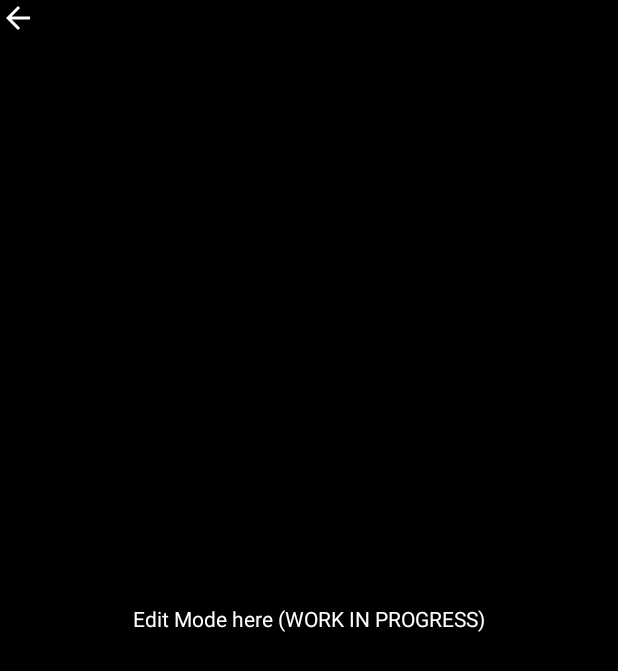
After one commit to wlam98/AndroidApp, an Android app: the layout edit_mode.xml on its own in the app's theme, with its tools: preview values and no code run, on a phone screen of 412 x 824 dp. The commit adds this screen. Shown: the top 671 px of the screen. Run offline under Robolectric (Android 15) with nearby library versions, the phone set to English and light mode, and no system bars.

Commit message:
Adding capture button, edit mode page and their respective handlers

```diff
--- /dev/null
+++ b/NotSnap/app/src/main/res/layout/edit_mode.xml
@@ -0,0 +1,29 @@
+<?xml version="1.0" encoding="utf-8"?>
+<androidx.constraintlayout.widget.ConstraintLayout
+    xmlns:android="http://schemas.android.com/apk/res/android"
+    xmlns:app="http://schemas.android.com/apk/res-auto"
+    xmlns:tools="http://schemas.android.com/tools"
+    android:layout_width="match_parent"
+    android:layout_height="match_parent"
+    android:background="@color/black">
+
+    <TextView
+        android:id="@+id/textView2"
+        android:layout_width="wrap_content"
+        android:layout_height="wrap_content"
+        android:text="Edit Mode here (WORK IN PROGRESS)"
+        android:textColor="@color/white"
+        app:layout_constraintBottom_toBottomOf="parent"
+        app:layout_constraintEnd_toEndOf="parent"
+        app:layout_constraintStart_toStartOf="parent"
+        app:layout_constraintTop_toTopOf="parent" />
+
+    <ImageView
+        android:id="@+id/discardButton"
+        android:layout_width="wrap_content"
+        android:layout_height="wrap_content"
+        app:srcCompat="@drawable/abc_vector_test"
+        tools:layout_editor_absoluteX="18dp"
+        tools:layout_editor_absoluteY="15dp"
+        android:onClick="discardButtonHandler"/>
+</androidx.constraintlayout.widget.ConstraintLayout>
--- /dev/null
+++ b/NotSnap/app/src/main/res/mipmap-anydpi-v26/camera_icon.xml
@@ -0,0 +1,5 @@
+<?xml version="1.0" encoding="utf-8"?>
+<adaptive-icon xmlns:android="http://schemas.android.com/apk/res/android">
+    <background android:drawable="@color/camera_icon_background"/>
+    <foreground android:drawable="@mipmap/camera_icon_foreground"/>
+</adaptive-icon>
--- /dev/null
+++ b/NotSnap/app/src/main/res/mipmap-anydpi-v26/camera_icon_round.xml
@@ -0,0 +1,5 @@
+<?xml version="1.0" encoding="utf-8"?>
+<adaptive-icon xmlns:android="http://schemas.android.com/apk/res/android">
+    <background android:drawable="@color/camera_icon_background"/>
+    <foreground android:drawable="@mipmap/camera_icon_foreground"/>
+</adaptive-icon>
--- /dev/null
+++ b/NotSnap/app/src/main/res/values/camera_icon_background.xml
@@ -0,0 +1,4 @@
+<?xml version="1.0" encoding="utf-8"?>
+<resources>
+    <color name="camera_icon_background">#000000</color>
+</resources>
--- a/NotSnap/app/src/main/res/values/colors.xml
+++ b/NotSnap/app/src/main/res/values/colors.xml
@@ -4,4 +4,6 @@
     <color name="colorPrimaryDark">#3700B3</color>
     <color name="colorAccent">#03DAC5</color>
     <color name="yellow">#FFFC00</color>
+    <color name="black">#000000</color>
+    <color name="white">#FFFFFF</color>
 </resources>
```
Also changed, not shown: NotSnap/app/src/main/java/com/example/notsnap/MainActivity.java (+11 -0 lines), NotSnap/app/src/main/res/layout/activity_main.xml (+15 -0 lines), NotSnap/app/src/main/res/drawable/circle_picture.png (added), NotSnap/app/src/main/res/mipmap-hdpi/camera_icon_foreground.png (added), NotSnap/app/src/main/res/mipmap-hdpi/camera_icon_round.png (added), NotSnap/app/src/main/res/mipmap-mdpi/camera_icon_foreground.png (added), NotSnap/app/src/main/res/mipmap-mdpi/camera_icon_round.png (added), NotSnap/app/src/main/res/mipmap-xhdpi/camera_icon_foreground.png (added), NotSnap/app/src/main/res/mipmap-xhdpi/camera_icon_round.png (added), NotSnap/app/src/main/res/mipmap-xxhdpi/camera_icon_foreground.png (added), NotSnap/app/src/main/res/mipmap-xxhdpi/camera_icon_round.png (added), NotSnap/app/src/main/res/mipmap-xxxhdpi/camera_icon_foreground.png (added), NotSnap/app/src/main/res/mipmap-xxxhdpi/camera_icon_round.png (added).
